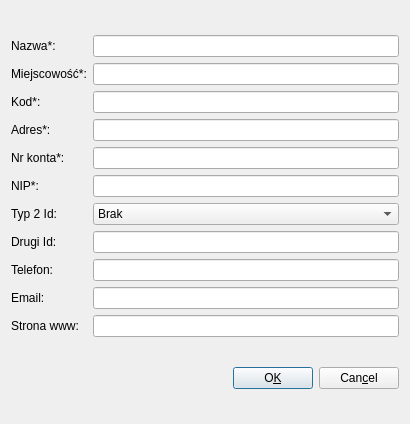
juliagoda/qfaktury, file ui/User.ui: the form before one commit.
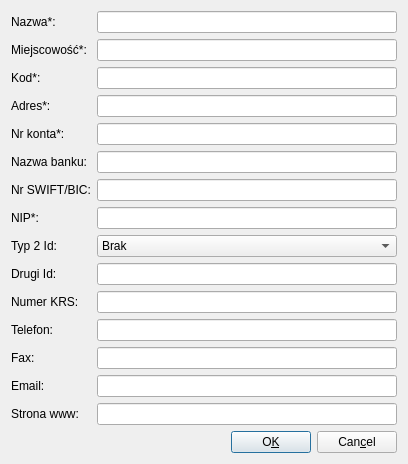
The form after the commit.

Commit message: Added KRS, SWIFT/BIC, bank name and fax number to user

The edit to the form file:
```diff
--- a/ui/User.ui
+++ b/ui/User.ui
@@ -6,8 +6,8 @@
    <rect>
     <x>0</x>
     <y>0</y>
-    <width>410</width>
-    <height>424</height>
+    <width>408</width>
+    <height>422</height>
    </rect>
   </property>
   <property name="windowTitle">
@@ -114,6 +114,20 @@
          </property>
         </widget>
        </item>
+       <item>
+        <widget class="QLabel" name="label">
+         <property name="text">
+          <string>Nazwa banku:</string>
+         </property>
+        </widget>
+       </item>
+       <item>
+        <widget class="QLabel" name="label_2">
+         <property name="text">
+          <string>Nr SWIFT/BIC:</string>
+         </property>
+        </widget>
+       </item>
        <item>
         <widget class="QLabel" name="textLabel2_2">
          <property name="text">
@@ -144,6 +158,13 @@
          </property>
         </widget>
        </item>
+       <item>
+        <widget class="QLabel" name="label_3">
+         <property name="text">
+          <string>Numer KRS: </string>
+         </property>
+        </widget>
+       </item>
        <item>
         <widget class="QLabel" name="telLabel">
          <property name="text">
@@ -151,6 +172,13 @@
          </property>
         </widget>
        </item>
+       <item>
+        <widget class="QLabel" name="label_4">
+         <property name="text">
+          <string>Fax:</string>
+         </property>
+        </widget>
+       </item>
        <item>
         <widget class="QLabel" name="emailLabel">
          <property name="text">
@@ -191,6 +219,12 @@
          </property>
         </widget>
        </item>
+       <item>
+        <widget class="QLineEdit" name="bankNameEdit"/>
+       </item>
+       <item>
+        <widget class="QLineEdit" name="bicSwiftEdit"/>
+       </item>
        <item>
         <widget class="QLineEdit" name="nipEdit">
          <property name="inputMask">
@@ -238,9 +272,15 @@
        <item>
         <widget class="QLineEdit" name="regonEdit"/>
        </item>
+       <item>
+        <widget class="QLineEdit" name="krsEdit"/>
+       </item>
        <item>
         <widget class="QLineEdit" name="phonEdit"/>
        </item>
+       <item>
+        <widget class="QLineEdit" name="faxEdit"/>
+       </item>
        <item>
         <widget class="QLineEdit" name="emailEdit"/>
        </item>
```
The commit also changes 8 other files.
